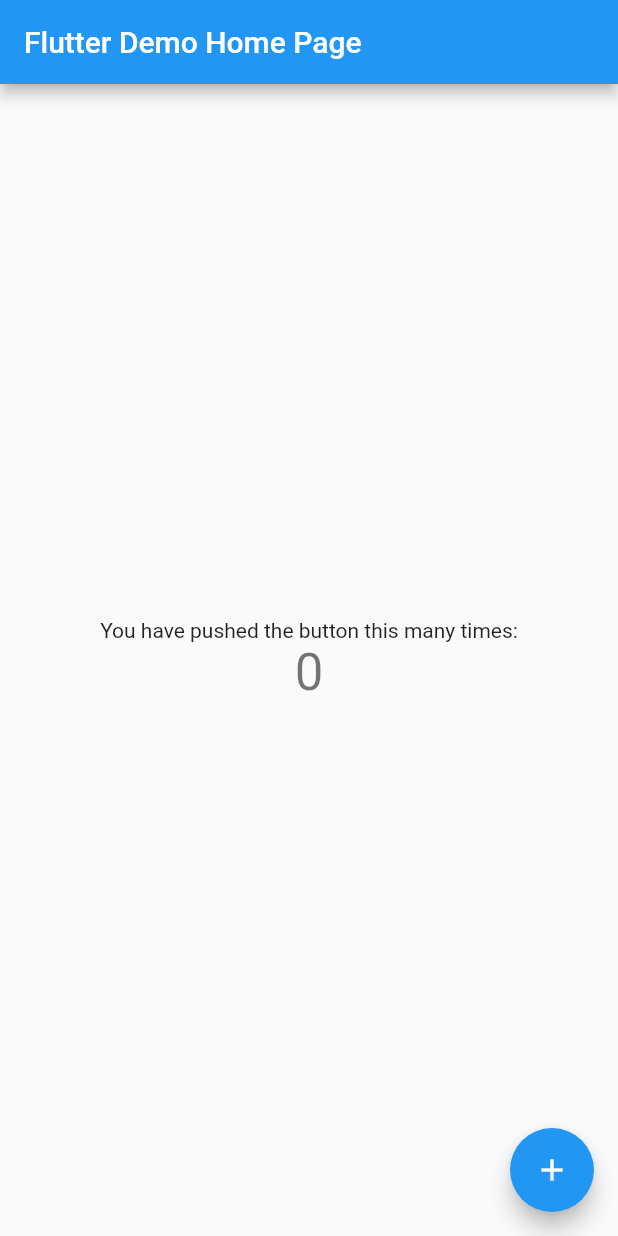
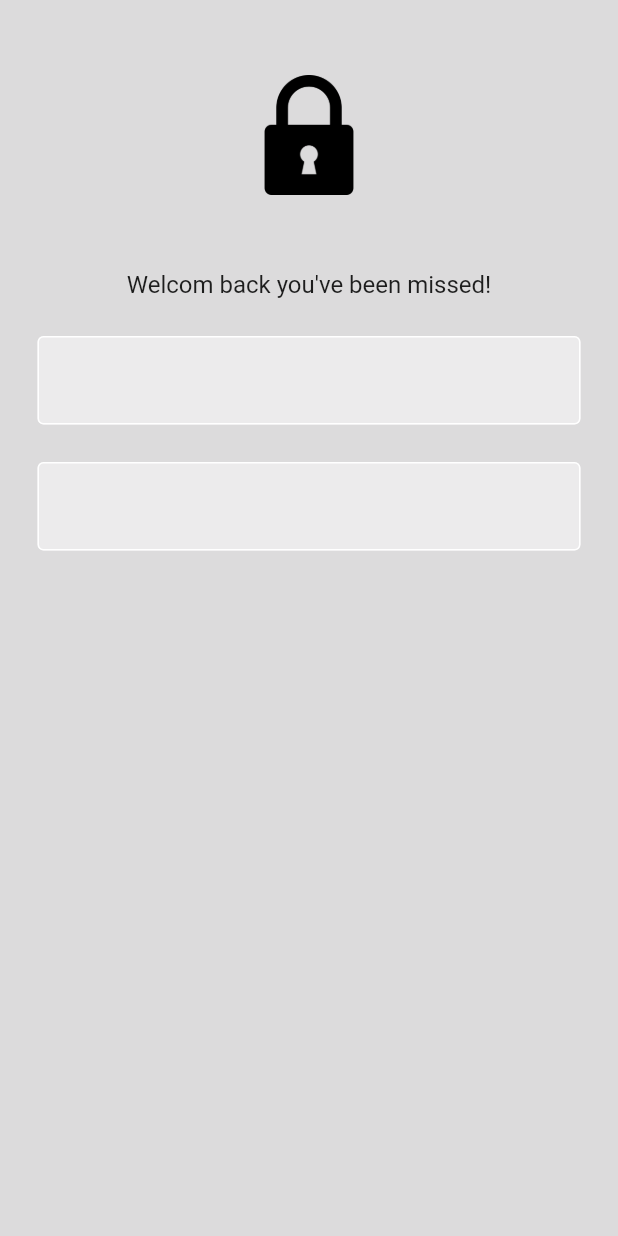
Before and after one commit to muhammadawaisyaseen/Login-UI, a Flutter app: the screen it shows after launch, on a phone screen of 412 x 824 dp. Run offline on Flutter 3.47's test engine with Material 2 defaults, Android fonts, the phone set to English and light mode, and no system bars.

Commit message:
textfields

```diff
--- a/lib/main.dart
+++ b/lib/main.dart
@@ -1,4 +1,5 @@
 import 'package:flutter/material.dart';
+import 'package:login_ui/screens/login.dart';
 
 void main() {
   runApp(const MyApp());
@@ -11,6 +12,7 @@ class MyApp extends StatelessWidget {
   @override
   Widget build(BuildContext context) {
     return MaterialApp(
+      debugShowCheckedModeBanner: false,
       title: 'Flutter Demo',
       theme: ThemeData(
         // This is the theme of your application.
@@ -24,7 +26,7 @@ class MyApp extends StatelessWidget {
         // is not restarted.
         primarySwatch: Colors.blue,
       ),
-      home: const MyHomePage(title: 'Flutter Demo Home Page'),
+      home: MyLoginPage(),
     );
   }
 }
--- /dev/null
+++ b/lib/screens/login.dart
@@ -0,0 +1,50 @@
+import 'package:flutter/cupertino.dart';
+import 'package:flutter/material.dart';
+import 'package:flutter/src/widgets/container.dart';
+import 'package:flutter/src/widgets/framework.dart';
+import 'package:login_ui/widgets/textfield.dart';
+
+class MyLoginPage extends StatelessWidget {
+  const MyLoginPage({super.key});
+
+  @override
+  Widget build(BuildContext context) {
+    return Scaffold(
+      backgroundColor: Color(0xFFdcdbdc),
+      body: Center(
+        child: Padding(
+          padding: const EdgeInsets.symmetric(horizontal: 25),
+          child: Column(
+            children: [
+              const SizedBox(
+                height: 50,
+              ),
+              Image.asset(
+                "assets/images/lock.png",
+                height: 80,
+                width: 80,
+              ),
+              const SizedBox(
+                height: 50,
+              ),
+              const Text(
+                "Welcom back you've been missed!",
+                style: TextStyle(fontSize: 16),
+              ),
+              const SizedBox(
+                height: 25,
+              ),
+              // InputDecoration? decoration = const InputDecoration(),
+              MyTextField(),
+              const SizedBox(
+                height: 25,
+              ),
+              MyTextField(),
+
+            ],
+          ),
+        ),
+      ),
+    );
+  }
+}
--- /dev/null
+++ b/lib/widgets/textfield.dart
@@ -0,0 +1,20 @@
+import 'package:flutter/material.dart';
+import 'package:flutter/src/widgets/container.dart';
+import 'package:flutter/src/widgets/framework.dart';
+
+class MyTextField extends StatelessWidget {
+  const MyTextField({super.key});
+
+  @override
+  Widget build(BuildContext context) {
+    return const TextField(
+      decoration: InputDecoration(
+          enabledBorder:
+              OutlineInputBorder(borderSide: BorderSide(color: Colors.white)),
+          focusedBorder: OutlineInputBorder(
+              borderSide: BorderSide(color: Color(0xFFb5b4b6))),
+          fillColor: Color(0xFFecebec),
+          filled: true),
+    );
+  }
+}
--- a/pubspec.yaml
+++ b/pubspec.yaml
@@ -60,8 +60,8 @@ flutter:
   uses-material-design: true
 
   # To add assets to your application, add an assets section, like this:
-  # assets:
-  #   - images/a_dot_burr.jpeg
+  assets:
+    - assets/images/
   #   - images/a_dot_ham.jpeg
 
   # An image asset can refer to one or more resolution-specific "variants", see
```
Also changed, not shown: assets/images/lock.png (added).
